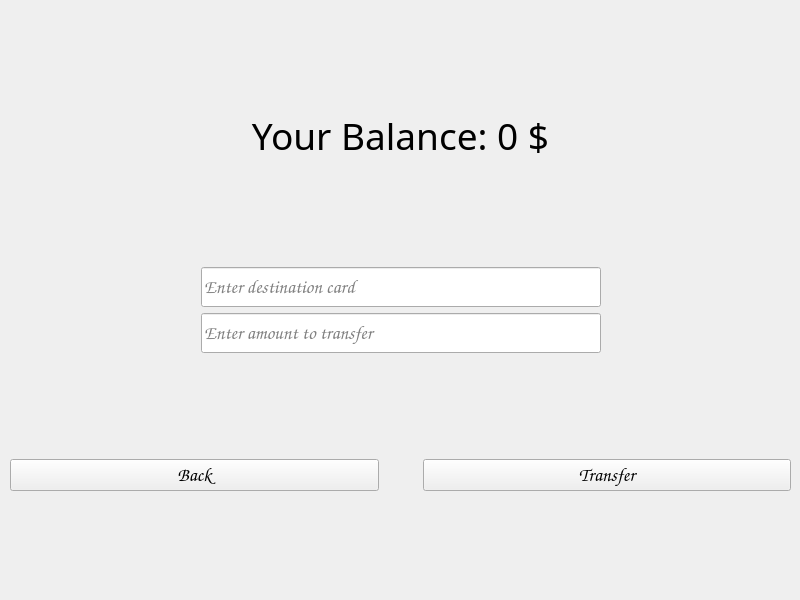
grytsiuko/QuadroBank, file frontend/menus/TransferMenu/transfermenu.ui: the form before one commit.
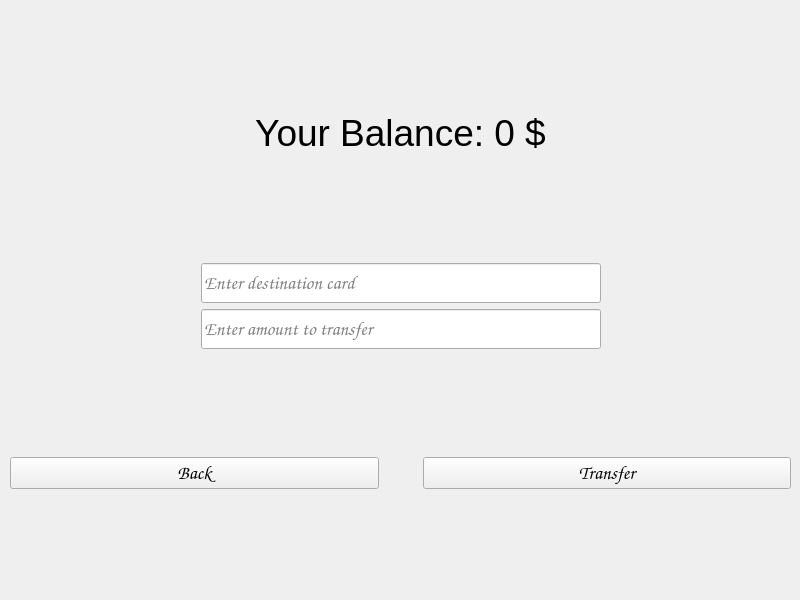
The form after the commit.

What changed in the file:
```diff
--- a/frontend/menus/TransferMenu/transfermenu.ui
+++ b/frontend/menus/TransferMenu/transfermenu.ui
@@ -46,7 +46,7 @@
      <widget class="QLabel" name="LabelName">
       <property name="font">
        <font>
-        <family>Playbill</family>
+        <family>Arial</family>
         <pointsize>28</pointsize>
        </font>
       </property>
```
